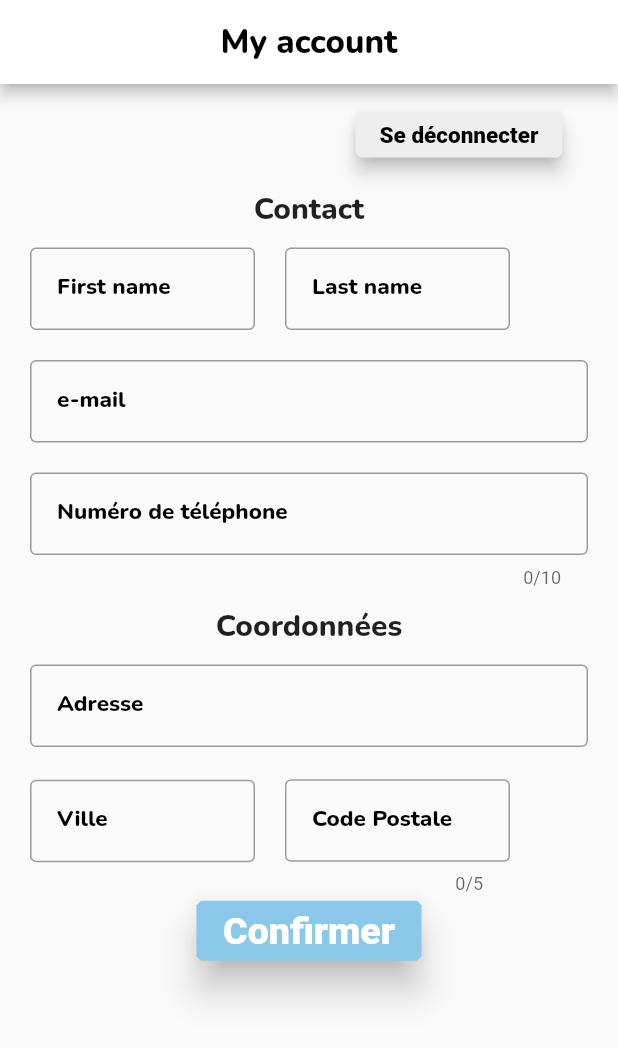
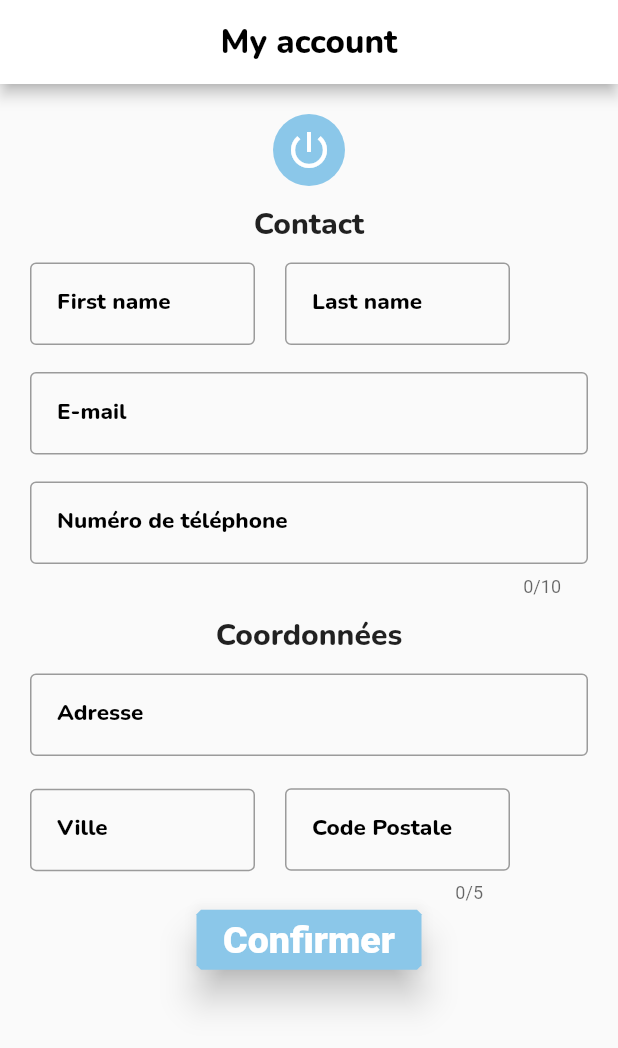
Before and after one commit to Laura398/WebSales, a Flutter app: the MyAccount screen opened by its route, on a phone screen of 412 x 824 dp. Shown: the top 1048 px of the screen. Run offline on Flutter 3.47's test engine with Material 2 defaults, Android fonts, the phone set to English and light mode, and no system bars; our stand-ins replace equatable, google_fonts.

Commit message:
correction style

```diff
--- a/lib/main.dart
+++ b/lib/main.dart
@@ -44,7 +44,7 @@ class WebSales extends StatelessWidget {
             ],
           ),
           body: TabBarView(
-            children: [Home(), MyBid(), MyAuction(), Auth()],
+            children: [Home(), MyBid(), MyAuction(), MyAccount()],
           ),
         ),
       ),
--- a/lib/src/account.page.dart
+++ b/lib/src/account.page.dart
@@ -49,25 +49,19 @@ class MyAccountDataState extends State<MyAccountData> {
       child: Column(
         children: <Widget>[
           Container(
-              margin: const EdgeInsets.only(top: 10, left: 200),
-              child: ElevatedButton(
+              margin: const EdgeInsets.only(top: 20, left: 0),
+              decoration: BoxDecoration(
+                borderRadius: BorderRadius.circular(25),
+                color: colorNav,
+              ),
+              child: IconButton(
                 onPressed: () {},
-                child: const Text('Se déconnecter'),
-                style: TextButton.styleFrom(
-                    alignment: Alignment.center,
-                    elevation: 5,
-                    primary: Colors.black,
-                    backgroundColor: Colors.grey.shade200,
-                    minimumSize: const Size(10, 30),
-                    shape: const BeveledRectangleBorder(
-                        borderRadius: BorderRadius.all(Radius.circular(3))),
-                    textStyle: const TextStyle(
-                      fontSize: 15,
-                      fontWeight: FontWeight.w800,
-                    )),
+                icon: const Icon(Icons.power_settings_new),
+                iconSize: 32,
+                color: Colors.white,
               )),
           Container(
-            padding: const EdgeInsets.all(12),
+            margin: const EdgeInsets.only(left: 10, right: 10, top: 12),
             child: Text(
               'Contact',
               style: GoogleFonts.nunito(
@@ -77,7 +71,7 @@ class MyAccountDataState extends State<MyAccountData> {
             ),
           ),
           Container(
-            margin: const EdgeInsets.only(top: 0),
+            margin: const EdgeInsets.only(top: 12),
             child: Row(
               children: <Widget>[
                 Container(
@@ -97,7 +91,7 @@ class MyAccountDataState extends State<MyAccountData> {
                   ),
                 ),
                 const Padding(padding: EdgeInsets.all(10)),
-                Container(
+                SizedBox(
                   width: 150,
                   child: TextFormField(
                     decoration: InputDecoration(
@@ -116,7 +110,7 @@ class MyAccountDataState extends State<MyAccountData> {
             ),
           ),
           Container(
-            margin: const EdgeInsets.only(top: 20, left: 10, right: 10),
+            margin: const EdgeInsets.only(top: 18, left: 10, right: 10),
             child: TextFormField(
               validator: (email) {
                 if (isEmailValid(email!)) {
@@ -126,7 +120,7 @@ class MyAccountDataState extends State<MyAccountData> {
                 }
               },
               decoration: InputDecoration(
-                labelText: 'e-mail',
+                labelText: 'E-mail',
                 border: const OutlineInputBorder(),
                 contentPadding: const EdgeInsets.all(18),
                 labelStyle: GoogleFonts.nunito(
@@ -138,7 +132,7 @@ class MyAccountDataState extends State<MyAccountData> {
             ),
           ),
           Container(
-            margin: const EdgeInsets.only(top: 20, left: 10, right: 10),
+            margin: const EdgeInsets.only(top: 18, left: 10, right: 10),
             child: TextFormField(
               keyboardType: TextInputType.phone,
               maxLength: 10,
@@ -179,8 +173,7 @@ class MyAccountDataState extends State<MyAccountData> {
               ),
             ),
           ),
-          Container(
-            child: Row(
+          Row(
             children: <Widget>[
               Container(
                 width: 150,
@@ -219,9 +212,8 @@ class MyAccountDataState extends State<MyAccountData> {
               ),
             ],
           ),
-          ),
           Container(
-              margin: const EdgeInsets.only(top: 0, left: 10, right: 10),
+              margin: const EdgeInsets.only(left: 10, right: 10),
               width: 150,
               child: ElevatedButton(
                 onPressed: () {},
```
Lines whose indentation alone changed are shown as unchanged.
